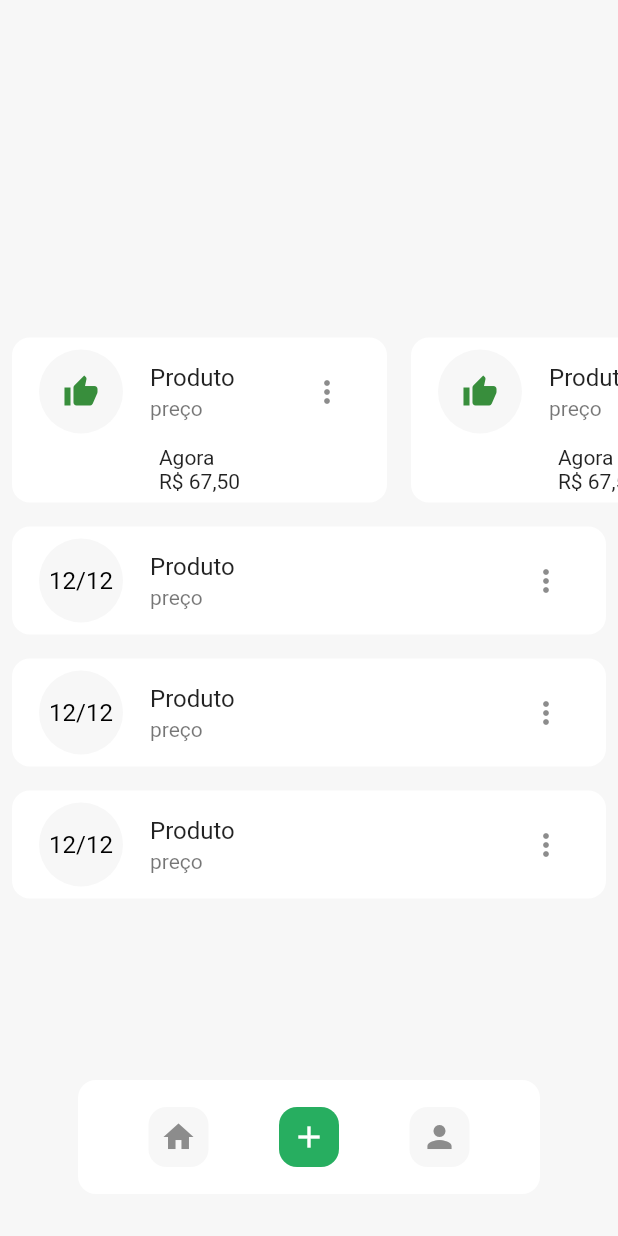
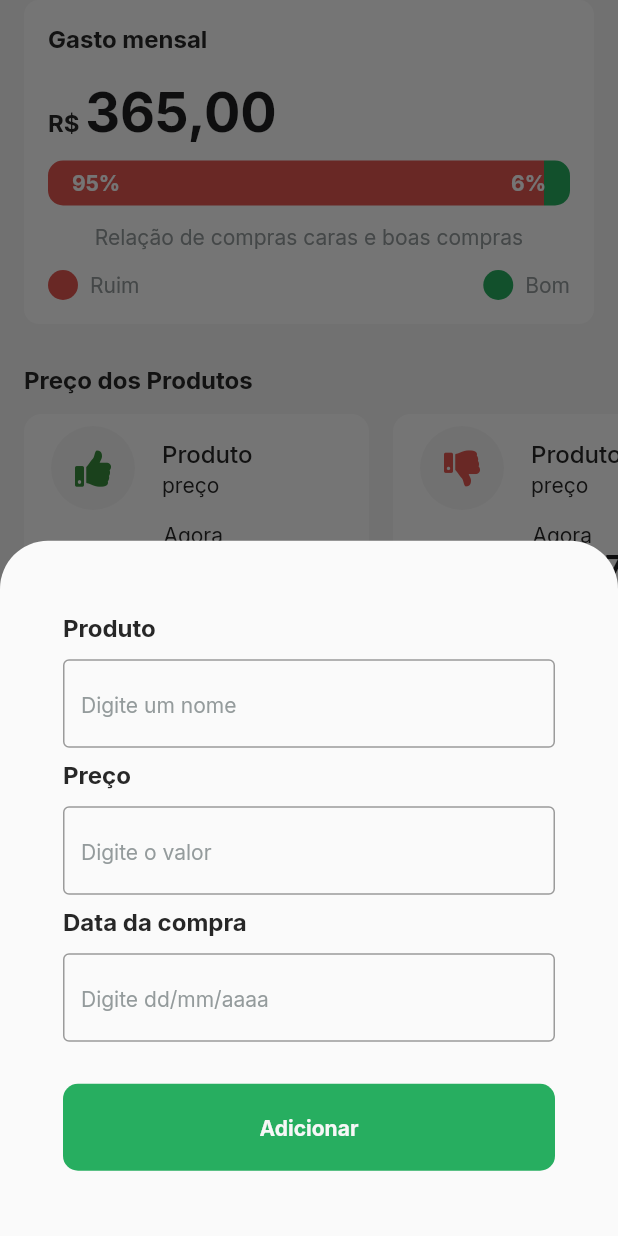
Before and after one commit to CPrimbee/tacaro, a Flutter app: the HomePage screen opened by its route, after a tap on the "add" icon, on a phone screen of 412 x 824 dp. Run offline on Flutter 3.47's test engine with Material 2 defaults, Android fonts, the phone set to English and light mode, and no system bars; our stand-ins replace font_awesome_flutter, google_fonts, supabase, validators; accounts and stored records are empty.

Commit message:
feat: flutter race #1 - aula 5 | criado barra de navegação e páginas de Home, Profile e Create

```diff
--- a/lib/app_widget.dart
+++ b/lib/app_widget.dart
@@ -1,7 +1,9 @@
 import 'package:flutter/material.dart';
+import 'package:tacaro/modules/feed/feed_page.dart';
 import 'package:tacaro/modules/home/home_page.dart';
 import 'package:tacaro/modules/login/login_page.dart';
 import 'package:tacaro/modules/login/pages/create_account/create_account_page.dart';
+import 'package:tacaro/modules/profile/profile_page.dart';
 import 'package:tacaro/modules/splash/splash_page.dart';
 import 'package:tacaro/shared/models/user_model.dart';
 
@@ -18,7 +20,9 @@ class AppWidget extends StatelessWidget {
           "/splash": (context) => const SplashPage(),
           "/login": (context) => const LoginPage(),
           "/login/create-account": (context) => const CreateAccountPage(),
-          "/home": (context) => const HomePage()
+          "/home": (context) => const HomePage(
+                pages: [FeedPage(), ProfilePage()],
+              )
           // "/home": (context) => HomePage(
           //     user: ModalRoute.of(context)!.settings.arguments as UserModel),
         });
--- /dev/null
+++ b/lib/modules/create/create_bottomsheet.dart
@@ -0,0 +1,33 @@
+import 'package:flutter/material.dart';
+import 'package:tacaro/shared/widgets/button/button.dart';
+import 'package:tacaro/shared/widgets/input_text/input_text.dart';
+
+class CreateBottomsheet extends StatelessWidget {
+  const CreateBottomsheet({Key? key}) : super(key: key);
+
+  @override
+  Widget build(BuildContext context) {
+    return Container(
+        padding: const EdgeInsets.symmetric(horizontal: 42, vertical: 16),
+        child: Column(
+          children: [
+            const SizedBox(
+              height: 32,
+            ),
+            const InputText(label: "Produto", hint: "Digite um nome"),
+            const SizedBox(
+              height: 8,
+            ),
+            const InputText(label: "Preço", hint: "Digite o valor"),
+            const SizedBox(
+              height: 8,
+            ),
+            const InputText(label: "Data da compra", hint: "Digite dd/mm/aaaa"),
+            const SizedBox(
+              height: 28,
+            ),
+            Button(label: "Adicionar", onTap: () {})
+          ],
+        ));
+  }
+}
--- /dev/null
+++ b/lib/modules/feed/feed_page.dart
@@ -0,0 +1,69 @@
+import 'package:flutter/material.dart';
+import 'package:tacaro/shared/theme/app_theme.dart';
+import 'package:tacaro/shared/widgets/card_chart/card_chart.dart';
+import 'package:tacaro/shared/widgets/card_product/card_product.dart';
+import 'package:tacaro/shared/widgets/list_tile/app_list_tile.dart';
+
+class FeedPage extends StatelessWidget {
+  const FeedPage({Key? key}) : super(key: key);
+
+  @override
+  Widget build(BuildContext context) {
+    return SafeArea(
+      top: true,
+      bottom: false,
+      child: SingleChildScrollView(
+        child: Column(
+          mainAxisAlignment: MainAxisAlignment.center,
+          crossAxisAlignment: CrossAxisAlignment.start,
+          children: [
+            Padding(
+              padding: const EdgeInsets.symmetric(horizontal: 16),
+              child: Column(
+                crossAxisAlignment: CrossAxisAlignment.start,
+                children: [
+                  const CardChart(
+                    value: 365.00,
+                    percent: 0.95,
+                  ),
+                  const SizedBox(
+                    height: 27,
+                  ),
+                  const Text("Preço dos Produtos").label,
+                  const SizedBox(
+                    height: 14,
+                  ),
+                ],
+              ),
+            ),
+            SizedBox(
+              width: MediaQuery.of(context).size.width,
+              height: 126,
+              child: ListView.builder(
+                scrollDirection: Axis.horizontal,
+                itemBuilder: (context, index) =>
+                    CardProduct(like: index % 2 == 0),
+              ),
+            ),
+            Padding(
+              padding: const EdgeInsets.symmetric(horizontal: 16),
+              child: Column(
+                crossAxisAlignment: CrossAxisAlignment.start,
+                children: [
+                  const SizedBox(
+                    height: 27,
+                  ),
+                  const Text("Suas últimas compras").label,
+                  const SizedBox(
+                    height: 14,
+                  ),
+                  const AppListTile(),
+                ],
+              ),
+            )
+          ],
+        ),
+      ),
+    );
+  }
+}
--- a/lib/modules/home/home_page.dart
+++ b/lib/modules/home/home_page.dart
@@ -1,16 +1,16 @@
 import 'package:flutter/material.dart';
-import 'package:tacaro/shared/bottom_navigator/app_bottom_navigator.dart';
-import 'package:tacaro/shared/card_product/card_product.dart';
-import 'package:tacaro/shared/list_tile/app_list_tile.dart';
+import 'package:tacaro/modules/create/create_bottomsheet.dart';
 
-import 'package:tacaro/shared/models/user_model.dart';
+import 'package:tacaro/modules/feed/feed_page.dart';
 import 'package:tacaro/shared/theme/app_theme.dart';
+import 'package:tacaro/shared/widgets/bottom_navigator/app_bottom_navigator.dart';
 
 class HomePage extends StatefulWidget {
   // final UserModel user;
+  final List<Widget> pages;
   const HomePage({
     Key? key,
-    // required this.user,
+    required this.pages,
   }) : super(key: key);
 
   @override
@@ -21,32 +21,28 @@ class _HomePageState extends State<HomePage> {
   var currentIndex = 0;
 
   void changeIndex(int index) {
+    if (index == 3) {
+      showModalBottomSheet(
+          shape: const RoundedRectangleBorder(
+              borderRadius: BorderRadius.only(
+                  topLeft: Radius.circular(32), topRight: Radius.circular(32))),
+          context: context,
+          builder: (context) => const CreateBottomsheet());
+    } else {
       currentIndex = index;
       setState(() {});
+    }
   }
 
   @override
   Widget build(BuildContext context) {
     return Scaffold(
       backgroundColor: AppTheme.colors.background,
-      body: Stack(
+      body: SizedBox(
+        height: MediaQuery.of(context).size.height,
+        child: Stack(
           children: [
-          Column(
-            mainAxisAlignment: MainAxisAlignment.center,
-            children: [
-              SizedBox(
-                width: MediaQuery.of(context).size.width,
-                height: 126,
-                child: ListView.builder(
-                  scrollDirection: Axis.horizontal,
-                  itemBuilder: (context, index) => CardProduct(),
-                ),
-              ),
-              const AppListTile(),
-              const AppListTile(),
-              const AppListTile(),
-            ],
-          ),
+            widget.pages[currentIndex],
             Positioned(
               bottom: 14,
               left: 26,
@@ -58,6 +54,7 @@ class _HomePageState extends State<HomePage> {
             )
           ],
         ),
+      ),
     );
   }
 }
--- a/lib/modules/login/login_page.dart
+++ b/lib/modules/login/login_page.dart
@@ -1,10 +1,9 @@
 import 'package:flutter/material.dart';
 import 'package:tacaro/modules/login/repositories/login_repository_impl.dart';
 import 'package:tacaro/shared/services/app_database.dart';
+import 'package:tacaro/shared/widgets/button/button.dart';
+import 'package:tacaro/shared/widgets/input_text/input_text.dart';
 import 'package:validators/validators.dart';
-import 'package:tacaro/shared/button/button.dart';
-
-import 'package:tacaro/shared/input_text/input_text.dart';
 import 'package:tacaro/shared/theme/app_theme.dart';
 
 import 'login_controller.dart';
--- a/lib/modules/login/pages/create_account/create_account_page.dart
+++ b/lib/modules/login/pages/create_account/create_account_page.dart
@@ -1,10 +1,10 @@
 import 'package:flutter/material.dart';
 import 'package:tacaro/modules/login/pages/create_account/create_account_controller.dart';
 import 'package:tacaro/modules/login/repositories/login_repository_impl.dart';
-import 'package:tacaro/shared/button/button.dart';
-import 'package:tacaro/shared/input_text/input_text.dart';
 import 'package:tacaro/shared/services/app_database.dart';
 import 'package:tacaro/shared/theme/app_theme.dart';
+import 'package:tacaro/shared/widgets/button/button.dart';
+import 'package:tacaro/shared/widgets/input_text/input_text.dart';
 import 'package:validators/validators.dart';
 
 class CreateAccountPage extends StatefulWidget {
--- /dev/null
+++ b/lib/modules/profile/profile_page.dart
@@ -0,0 +1,43 @@
+import 'package:flutter/material.dart';
+import 'package:tacaro/shared/theme/app_theme.dart';
+
+class ProfilePage extends StatefulWidget {
+  const ProfilePage({Key? key}) : super(key: key);
+
+  @override
+  _ProfilePageState createState() => _ProfilePageState();
+}
+
+class _ProfilePageState extends State<ProfilePage> {
+  @override
+  Widget build(BuildContext context) {
+    return SafeArea(
+      child: Padding(
+        padding: const EdgeInsets.symmetric(horizontal: 16),
+        child: Column(crossAxisAlignment: CrossAxisAlignment.start, children: [
+          Text("Perfil",
+              style: AppTheme.textStyles.title.copyWith(
+                fontSize: 36,
+              )),
+          const SizedBox(
+            height: 100,
+          ),
+          Container(
+            decoration: BoxDecoration(
+                color: AppTheme.colors.textEnabled,
+                borderRadius: BorderRadius.circular(10)),
+            child: ListTile(
+              onTap: () {
+                Navigator.pushReplacementNamed(context, "/login");
+              },
+              title: Text(
+                "Sair do aplicativo",
+                style: AppTheme.textStyles.titleListTile,
+              ),
+            ),
+          )
+        ]),
+      ),
+    );
+  }
+}
--- a/lib/shared/card_product/card_product.dart
+++ /dev/null
@@ -1,41 +0,0 @@
-import 'package:flutter/material.dart';
-import 'package:tacaro/shared/theme/app_theme.dart';
-
-class CardProduct extends StatelessWidget {
-  const CardProduct({
-    Key? key,
-  }) : super(key: key);
-
-  @override
-  Widget build(BuildContext context) {
-    return Padding(
-      padding: const EdgeInsets.all(8.0),
-      child: Container(
-        width: 250,
-        decoration: BoxDecoration(
-            color: AppTheme.colors.textEnabled,
-            borderRadius: BorderRadius.circular(12)),
-        child: Column(
-          children: [
-            ListTile(
-              leading: CircleAvatar(
-                backgroundColor: AppTheme.colors.background,
-                radius: 30,
-                child: const Icon(Icons.thumb_up),
-              ),
-              title: const Text("Produto"),
-              subtitle: const Text("preço"),
-              trailing: PopupMenuButton(
-                  itemBuilder: (context) => [
-                        const PopupMenuItem(child: Text("Editar")),
-                        const PopupMenuItem(child: Text("Excluir")),
-                      ]),
-            ),
-            const Text.rich(TextSpan(
-                text: "Agora\n", children: [TextSpan(text: "R\$ 67,50")])),
-          ],
-        ),
-      ),
-    );
-  }
-}
--- a/lib/shared/theme/app_text_styles.dart
+++ b/lib/shared/theme/app_text_styles.dart
@@ -4,14 +4,17 @@ import 'package:google_fonts/google_fonts.dart';
 import 'app_theme.dart';
 
 abstract class IAppTextStyles {
+  TextStyle get title;
+  TextStyle get subtitle;
   TextStyle get label;
+  TextStyle get titleListTile;
+  TextStyle get subtitleListTile;
   TextStyle get input;
   TextStyle get hint;
   TextStyle get buttonBackgroundColor;
   TextStyle get buttonBoldTextColor;
   TextStyle get buttonTextColor;
-  TextStyle get title;
-  TextStyle get subtitle;
+  TextStyle get chart;
 }
 
 class AppTextStyles implements IAppTextStyles {
@@ -70,4 +73,25 @@ class AppTextStyles implements IAppTextStyles {
         color: AppTheme.colors.title,
         fontWeight: FontWeight.bold,
       );
+
+  @override
+  TextStyle get titleListTile => GoogleFonts.inter(
+        fontSize: 16,
+        color: AppTheme.colors.textColor,
+        fontWeight: FontWeight.w500,
+      );
+
+  @override
+  TextStyle get subtitleListTile => GoogleFonts.inter(
+        fontSize: 14,
+        color: AppTheme.colors.textColor,
+        fontWeight: FontWeight.normal,
+      );
+
+  @override
+  TextStyle get chart => GoogleFonts.inter(
+        fontSize: 14,
+        color: AppTheme.colors.textEnabled,
+        fontWeight: FontWeight.bold,
+      );
 }
--- a/lib/shared/bottom_navigator/app_bottom_navigator.dart
+++ b/lib/shared/widgets/bottom_navigator/app_bottom_navigator.dart
@@ -33,16 +33,16 @@ class AppBottomNavigator extends StatelessWidget {
             IconBottomNavigator(
               icon: Icons.add,
               onTap: () {
-                onChanged(1);
+                onChanged(3);
               },
-              enabled: currentIndex == 1,
+              enabled: false,
             ),
             IconBottomNavigator(
               icon: Icons.person,
               onTap: () {
-                onChanged(2);
+                onChanged(1);
               },
-              enabled: currentIndex == 2,
+              enabled: currentIndex == 1,
             ),
           ],
         ),
--- /dev/null
+++ b/lib/shared/widgets/card_chart/card_chart.dart
@@ -0,0 +1,49 @@
+import 'package:flutter/material.dart';
+
+import 'package:tacaro/shared/theme/app_theme.dart';
+import 'package:tacaro/shared/widgets/chart_horizontal/chart_horizontal.dart';
+
+class CardChart extends StatelessWidget {
+  final double value;
+  final double percent;
+  const CardChart({
+    Key? key,
+    required this.value,
+    required this.percent,
+  }) : super(key: key);
+
+  @override
+  Widget build(BuildContext context) {
+    return Container(
+      width: double.maxFinite,
+      height: 216,
+      decoration: BoxDecoration(
+          color: AppTheme.colors.textEnabled,
+          borderRadius: BorderRadius.circular(10)),
+      child: Padding(
+        padding: const EdgeInsets.all(16),
+        child: Column(
+          crossAxisAlignment: CrossAxisAlignment.start,
+          children: [
+            const Text("Gasto mensal").label,
+            const SizedBox(
+              height: 18,
+            ),
+            Text.rich(TextSpan(
+                text: "R\$ ",
+                style: AppTheme.textStyles.label,
+                children: [
+                  TextSpan(
+                      text: value.toStringAsFixed(2).replaceAll(".", ","),
+                      style: AppTheme.textStyles.title.copyWith(fontSize: 36))
+                ])),
+            const SizedBox(height: 10),
+            ChartHorizontal(
+              percent: percent,
+            ),
+          ],
+        ),
+      ),
+    );
+  }
+}
--- /dev/null
+++ b/lib/shared/widgets/card_product/card_product.dart
@@ -0,0 +1,59 @@
+import 'package:flutter/material.dart';
+import 'package:font_awesome_flutter/font_awesome_flutter.dart';
+
+import 'package:tacaro/shared/theme/app_theme.dart';
+
+class CardProduct extends StatelessWidget {
+  final bool like;
+  const CardProduct({
+    Key? key,
+    required this.like,
+  }) : super(key: key);
+
+  @override
+  Widget build(BuildContext context) {
+    return Padding(
+      padding: const EdgeInsets.only(left: 16),
+      child: Container(
+        width: 230,
+        decoration: BoxDecoration(
+            color: AppTheme.colors.textEnabled,
+            borderRadius: BorderRadius.circular(12)),
+        child: Column(
+          children: [
+            ListTile(
+              leading: CircleAvatar(
+                backgroundColor: AppTheme.colors.background,
+                radius: 30,
+                child: like
+                    ? const Icon(FontAwesomeIcons.solidThumbsUp)
+                    : Icon(FontAwesomeIcons.solidThumbsDown,
+                        color: AppTheme.colors.badColor),
+              ),
+              title: Text(
+                "Produto",
+                style: AppTheme.textStyles.titleListTile,
+              ),
+              subtitle: Text(
+                "preço",
+                style: AppTheme.textStyles.subtitleListTile,
+              ),
+            ),
+            Padding(
+              padding: const EdgeInsets.only(left: 50),
+              child: Text.rich(
+                TextSpan(
+                    text: "Agora\n",
+                    style: AppTheme.textStyles.subtitleListTile,
+                    children: [
+                      TextSpan(
+                          text: "R\$ 67,50", style: AppTheme.textStyles.title),
+                    ]),
+              ),
+            )
+          ],
+        ),
+      ),
+    );
+  }
+}
--- /dev/null
+++ b/lib/shared/widgets/chart_horizontal/chart_horizontal.dart
@@ -0,0 +1,90 @@
+import 'package:flutter/material.dart';
+import 'package:tacaro/shared/theme/app_theme.dart';
+
+class ChartHorizontal extends StatelessWidget {
+  final double percent;
+  const ChartHorizontal({
+    Key? key,
+    required this.percent,
+  }) : super(key: key);
+
+  @override
+  Widget build(BuildContext context) {
+    return Column(
+      children: [
+        Container(
+          width: double.maxFinite,
+          height: 30,
+          decoration: BoxDecoration(
+              borderRadius: BorderRadius.circular(10),
+              gradient: LinearGradient(
+                  colors: [AppTheme.colors.badColor, AppTheme.colors.primary],
+                  stops: [percent, 0.0])),
+          child: Padding(
+            padding: const EdgeInsets.symmetric(horizontal: 16.0),
+            child: Row(
+              mainAxisAlignment: MainAxisAlignment.spaceBetween,
+              children: [
+                if (percent > 0 && percent <= 1)
+                  Text(
+                    "${(percent * 100).ceil()}%",
+                    style: AppTheme.textStyles.chart,
+                  ),
+                if ((1 - percent) > 0)
+                  Text(
+                    "${((1 - percent) * 100).ceil()}%",
+                    style: AppTheme.textStyles.chart,
+                  ),
+              ],
+            ),
+          ),
+        ),
+        const SizedBox(
+          height: 12,
+        ),
+        Text(
+          "Relação de compras caras e boas compras",
+          style: AppTheme.textStyles.hint,
+        ),
+        const SizedBox(
+          height: 14,
+        ),
+        Row(
+          mainAxisAlignment: MainAxisAlignment.spaceBetween,
+          children: [
+            Row(
+              children: [
+                CircleAvatar(
+                  radius: 10,
+                  backgroundColor: AppTheme.colors.badColor,
+                ),
+                const SizedBox(
+                  width: 8,
+                ),
+                Text(
+                  "Ruim",
+                  style: AppTheme.textStyles.hint,
+                )
+              ],
+            ),
+            Row(
+              children: [
+                CircleAvatar(
+                  radius: 10,
+                  backgroundColor: AppTheme.colors.primary,
+                ),
+                const SizedBox(
+                  width: 8,
+                ),
+                Text(
+                  "Bom",
+                  style: AppTheme.textStyles.hint,
+                )
+              ],
+            ),
+          ],
+        )
+      ],
+    );
+  }
+}
--- a/lib/shared/list_tile/app_list_tile.dart
+++ b/lib/shared/widgets/list_tile/app_list_tile.dart
@@ -9,7 +9,7 @@ class AppListTile extends StatelessWidget {
   @override
   Widget build(BuildContext context) {
     return Padding(
-      padding: const EdgeInsets.all(8.0),
+      padding: const EdgeInsets.only(bottom: 16),
       child: Container(
         decoration: BoxDecoration(
             color: AppTheme.colors.textEnabled,
@@ -23,8 +23,14 @@ class AppListTile extends StatelessWidget {
               style: TextStyle(color: Colors.black),
             ),
           ),
-          title: const Text("Produto"),
-          subtitle: const Text("preço"),
+          title: Text(
+            "Produto",
+            style: AppTheme.textStyles.titleListTile,
+          ),
+          subtitle: Text(
+            "preço",
+            style: AppTheme.textStyles.subtitleListTile,
+          ),
           trailing: PopupMenuButton(
               itemBuilder: (context) => [
                     const PopupMenuItem(child: Text("Editar")),
--- a/pubspec.yaml
+++ b/pubspec.yaml
@@ -16,6 +16,7 @@ dependencies:
   google_fonts: ^2.1.0
   validators: ^3.0.0
   supabase: ^0.2.10
+  font_awesome_flutter: ^9.2.0
 
 dev_dependencies:
   flutter_test:
```
Also changed, not shown: lib/shared/widgets/button/button.dart (renamed from lib/shared/button/button.dart), lib/shared/widgets/input_text/input_text.dart (renamed from lib/shared/input_text/input_text.dart), pubspec.lock. Lines whose indentation alone changed are shown as unchanged.
